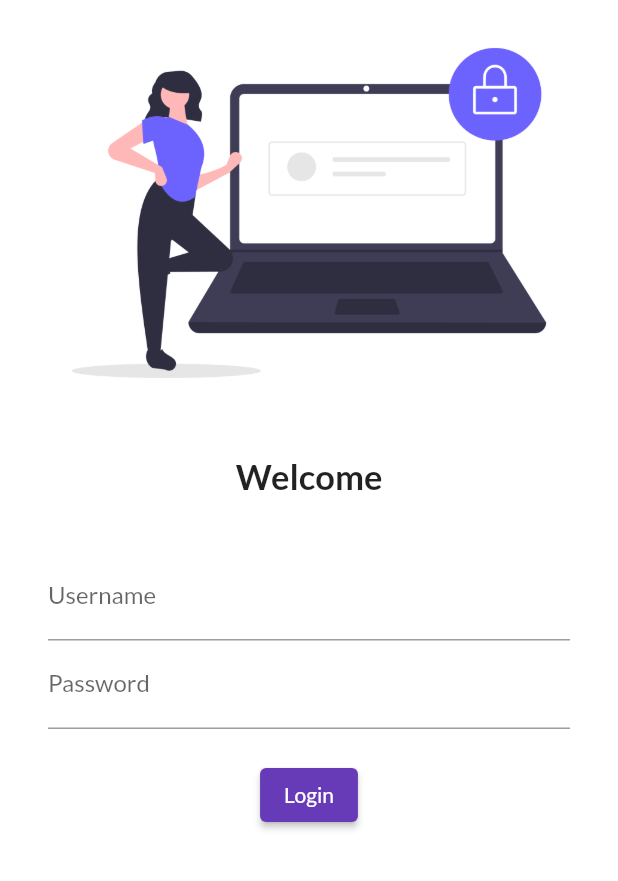
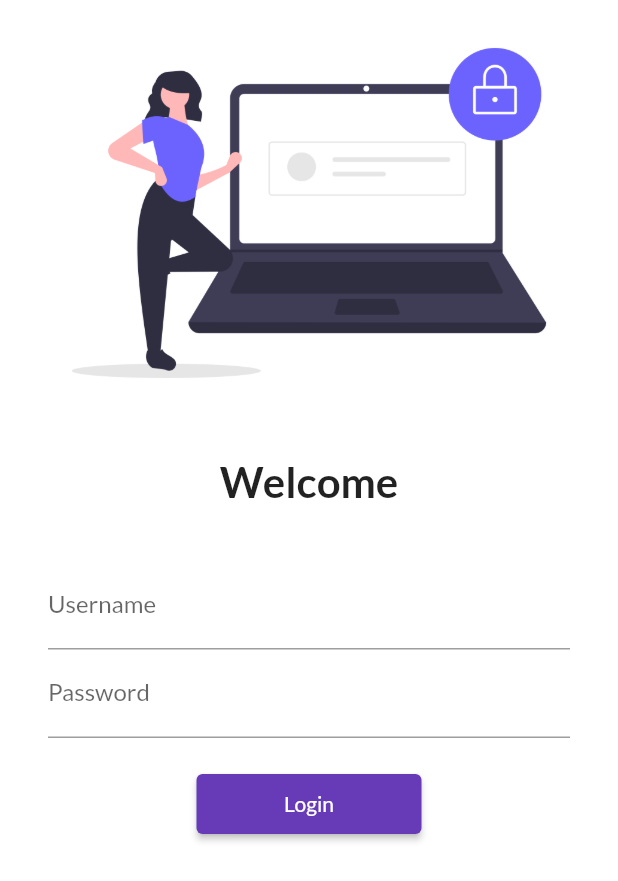
Before and after one commit to KishanSoni00/FlutterCatalogApplication, a Flutter app: the screen it shows after launch, on a phone screen of 412 x 824 dp. Shown: the top 881 px of the screen. Run offline on Flutter 3.47's test engine with Material 2 defaults, Android fonts, the phone set to English and light mode, and no system bars; our stand-ins replace google_fonts; missing offline and left inert: dart:js.

Commit message:
day3commited

```diff
--- a/lib/main.dart
+++ b/lib/main.dart
@@ -4,6 +4,7 @@ import 'package:flutter/material.dart';
 
 import 'package:flutter_application_1/pages/Home_Page.dart';
 import 'package:flutter_application_1/pages/Login_Page.dart';
+import 'package:flutter_application_1/utils/routes.dart';
 
 import 'package:google_fonts/google_fonts.dart';
 
@@ -18,16 +19,17 @@ class MyApp extends StatelessWidget {
       // home: HomePage(),
       themeMode: ThemeMode.light,
       theme: ThemeData(
-          primarySwatch: Colors.deepPurple,
-          fontFamily: GoogleFonts.lato().fontFamily,
-          //primaryTextTheme: GoogleFonts.latoTextTheme()
-          ),
+        primarySwatch: Colors.deepPurple,
+        fontFamily: GoogleFonts.lato().fontFamily,
+        //primaryTextTheme: GoogleFonts.latoTextTheme()
+      ),
+      // debugShowCheckedModeBanner: false,
       darkTheme: ThemeData(brightness: Brightness.dark),
       initialRoute: "/login",
       routes: {
-        "/home": (context) => HomePage(),
         "/": (context) => LoginPage(),
-        "/login": (context) => LoginPage(),
+        MyRoutes.homeRoute: (context) => HomePage(),
+        MyRoutes.loginRoute: (context) => LoginPage(),
       },
     );
   }
--- a/lib/pages/Login_Page.dart
+++ b/lib/pages/Login_Page.dart
@@ -1,10 +1,12 @@
 import 'package:flutter/material.dart';
+import 'package:flutter_application_1/utils/routes.dart';
 
 class LoginPage extends StatelessWidget {
   @override
   Widget build(BuildContext context) {
     return Material(
       color: Colors.white,
+      child: SingleChildScrollView(
         child: Column(
           children: [
             Image.asset(
@@ -17,7 +19,7 @@ class LoginPage extends StatelessWidget {
             Text(
               "Welcome",
               style: TextStyle(
-              fontSize: 23,
+                fontSize: 28,
                 fontWeight: FontWeight.w600,
                 //  color: Colors.redAccent,
               ),
@@ -48,9 +50,10 @@ class LoginPage extends StatelessWidget {
                   ),
                   ElevatedButton(
                     child: Text("Login"),
-                  style: TextButton.styleFrom(),
+                    style: TextButton.styleFrom(minimumSize: Size(150, 40)),
                     onPressed: () {
-                    print("Hyy Kishan");
+                      // print("Hyy Kishan");
+                      Navigator.pushNamed(context, MyRoutes.homeRoute);
                     },
                   ),
                 ],
@@ -58,6 +61,7 @@ class LoginPage extends StatelessWidget {
             ),
           ],
         ),
+      ),
     );
   }
 }
--- /dev/null
+++ b/lib/utils/routes.dart
@@ -0,0 +1,4 @@
+class MyRoutes {
+  static String loginRoute = "/login";
+  static String homeRoute = "/home";
+}
```
Lines whose indentation alone changed are shown as unchanged.
